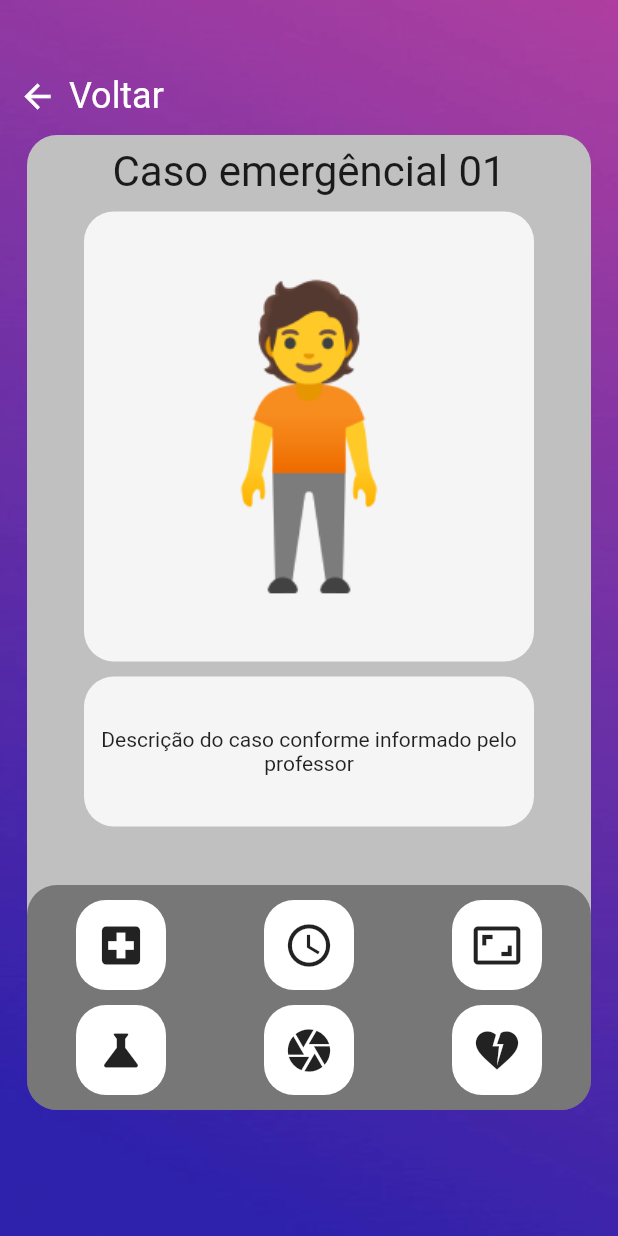
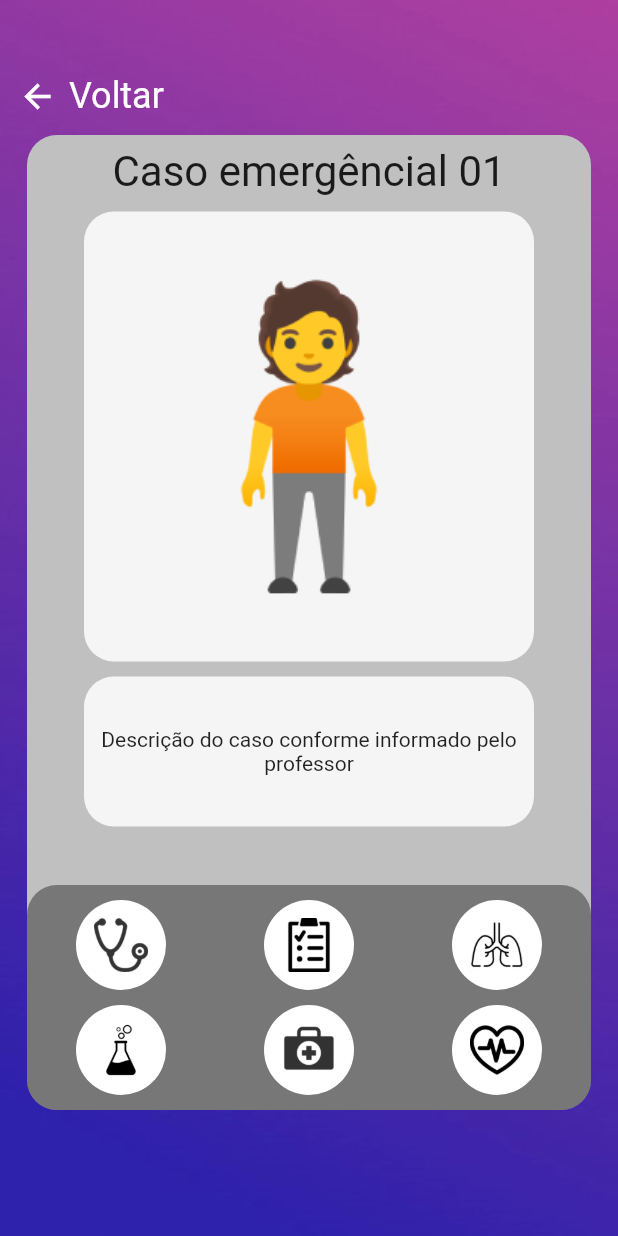
Before and after one commit to NunoObjr/diagnosticus, a Flutter app: the SimulationPage screen opened by its route, on a phone screen of 412 x 824 dp. Run offline on Flutter 3.47's test engine with Material 2 defaults, Android fonts, the light colour scheme and no system bars; our stand-ins replace dio, get; network calls fail.

Commit message:
feat: adicionando icones

```diff
--- a/lib/core/widgets/custom_button.dart
+++ b/lib/core/widgets/custom_button.dart
@@ -20,8 +20,7 @@ class CustomButtonWidget extends StatelessWidget {
         onPressed: onPressed,
         style: ButtonStyle(
           shape: MaterialStateProperty.all<RoundedRectangleBorder>(
-              RoundedRectangleBorder(
-                  borderRadius: BorderRadius.circular(18.0))),
+              RoundedRectangleBorder(borderRadius: BorderRadius.circular(8.0))),
           backgroundColor: MaterialStateProperty.all<Color>(Color(0xFF0B10DB)),
         ),
         child: isLoading
--- a/lib/core/widgets/custom_input.dart
+++ b/lib/core/widgets/custom_input.dart
@@ -2,16 +2,15 @@ import 'package:flutter/material.dart';
 
 class CustomInputWidget extends StatelessWidget {
   const CustomInputWidget(
-      {Key? key, required this.label, this.controller,this.isPassword = false})
+      {Key? key, required this.label, this.controller, this.isPassword = false})
       : super(key: key);
   final String label;
   final bool isPassword;
   final TextEditingController? controller;
   @override
   Widget build(BuildContext context) {
-    return
-        SizedBox(
-          height: 40,
+    return SizedBox(
+      height: 60,
       child: TextFormField(
         autofocus: false,
         obscureText: isPassword,
@@ -22,8 +21,7 @@ class CustomInputWidget extends StatelessWidget {
             fontSize: 30,
             color: Colors.black,
           ),
-              contentPadding:
-                  EdgeInsets.symmetric(horizontal: 20.0, vertical: 5.0),
+          contentPadding: EdgeInsets.symmetric(horizontal: 20.0, vertical: 5.0),
           border: OutlineInputBorder(
             borderRadius: BorderRadius.circular(8.0),
           ),
--- a/lib/modules/homeStudent/presenter/home_student_page.dart
+++ b/lib/modules/homeStudent/presenter/home_student_page.dart
@@ -17,7 +17,7 @@ class HomeStudentPage extends GetView<HomeStudentController> {
         ),
         child: SafeArea(
           child: Padding(
-            padding: const EdgeInsets.only(top: 28.0),
+            padding: const EdgeInsets.only(top: 88.0),
             child: Column(
               children: [
                 Row(
@@ -44,7 +44,9 @@ class HomeStudentPage extends GetView<HomeStudentController> {
                     )
                   ],
                 ),
-                Row(
+                Padding(
+                  padding: const EdgeInsets.only(top: 40.0),
+                  child: Row(
                     mainAxisAlignment: MainAxisAlignment.spaceAround,
                     children: [
                       _IconPhoneWidget(
@@ -65,6 +67,7 @@ class HomeStudentPage extends GetView<HomeStudentController> {
                         icon: Icons.info,
                       )
                     ],
+                  ),
                 ),
                 Spacer(),
                 Padding(
--- a/lib/modules/login/presenter/login_page.dart
+++ b/lib/modules/login/presenter/login_page.dart
@@ -53,8 +53,8 @@ class LoginPage extends GetView<LoginController> {
                       crossAxisAlignment: CrossAxisAlignment.center,
                       children: [
                         Container(
-                          width: 130,
-                          height: 120,
+                          width: 133,
+                          height: 133,
                           decoration: BoxDecoration(
                               boxShadow: [
                                 BoxShadow(blurRadius: 4, spreadRadius: 0.3)
@@ -71,7 +71,7 @@ class LoginPage extends GetView<LoginController> {
                       ],
                     )),
                 Positioned(
-                  bottom: 100,
+                  bottom: 80,
                   left: 10,
                   right: 10,
                   child: SizedBox(
--- a/lib/modules/simulation/presenter/simulation_page.dart
+++ b/lib/modules/simulation/presenter/simulation_page.dart
@@ -112,33 +112,35 @@ class SimulationPage extends GetView<SimulationController> {
                               height: 60,
                               width: 60,
                               decoration: BoxDecoration(
-                                  borderRadius: BorderRadius.circular(20),
+                                  borderRadius: BorderRadius.circular(40),
                                   color: Colors.white),
-                              child: Icon(
-                                Icons.local_hospital,
-                                size: 34,
+                              child: Padding(
+                                padding: const EdgeInsets.all(12.0),
+                                child: Image.asset(
+                                    'assets/icons/estotoscopio.png'),
                               ),
                             ),
                             Container(
                               height: 60,
                               width: 60,
                               decoration: BoxDecoration(
-                                  borderRadius: BorderRadius.circular(20),
+                                  borderRadius: BorderRadius.circular(40),
                                   color: Colors.white),
-                              child: Icon(
-                                Icons.schedule,
-                                size: 34,
+                              child: Padding(
+                                padding: const EdgeInsets.all(12.0),
+                                child:
+                                    Image.asset('assets/icons/prancheta.png'),
                               ),
                             ),
                             Container(
                               height: 60,
                               width: 60,
                               decoration: BoxDecoration(
-                                  borderRadius: BorderRadius.circular(20),
+                                  borderRadius: BorderRadius.circular(40),
                                   color: Colors.white),
-                              child: Icon(
-                                Icons.aspect_ratio,
-                                size: 34,
+                              child: Padding(
+                                padding: const EdgeInsets.all(12.0),
+                                child: Image.asset('assets/icons/pulmao.png'),
                               ),
                             )
                           ],
@@ -153,33 +155,33 @@ class SimulationPage extends GetView<SimulationController> {
                               height: 60,
                               width: 60,
                               decoration: BoxDecoration(
-                                  borderRadius: BorderRadius.circular(20),
+                                  borderRadius: BorderRadius.circular(40),
                                   color: Colors.white),
-                              child: Icon(
-                                Icons.science,
-                                size: 34,
+                              child: Padding(
+                                padding: const EdgeInsets.all(12.0),
+                                child: Image.asset('assets/icons/tubo.png'),
                               ),
                             ),
                             Container(
                               height: 60,
                               width: 60,
                               decoration: BoxDecoration(
-                                  borderRadius: BorderRadius.circular(20),
+                                  borderRadius: BorderRadius.circular(40),
                                   color: Colors.white),
-                              child: Icon(
-                                Icons.camera,
-                                size: 34,
+                              child: Padding(
+                                padding: const EdgeInsets.all(12.0),
+                                child: Image.asset('assets/icons/kit.png'),
                               ),
                             ),
                             Container(
                               height: 60,
                               width: 60,
                               decoration: BoxDecoration(
-                                  borderRadius: BorderRadius.circular(20),
+                                  borderRadius: BorderRadius.circular(40),
                                   color: Colors.white),
-                              child: Icon(
-                                Icons.heart_broken,
-                                size: 34,
+                              child: Padding(
+                                padding: const EdgeInsets.all(12.0),
+                                child: Image.asset('assets/icons/coracao.png'),
                               ),
                             )
                           ],
--- a/pubspec.yaml
+++ b/pubspec.yaml
@@ -24,3 +24,4 @@ flutter:
   uses-material-design: true
   assets:
     - assets/
+    - assets/icons/
```
Also changed, not shown: assets/icons/coracao.png (added), assets/icons/estotoscopio.png (added), assets/icons/kit.png (added), assets/icons/prancheta.png (added), assets/icons/pulmao.png (added), assets/icons/tubo.png (added), pubspec.lock, 1 other file. Lines whose indentation alone changed are shown as unchanged.
